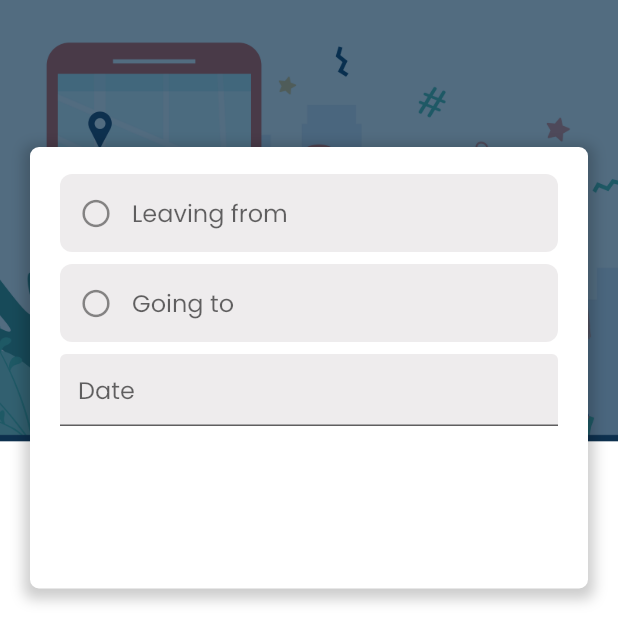
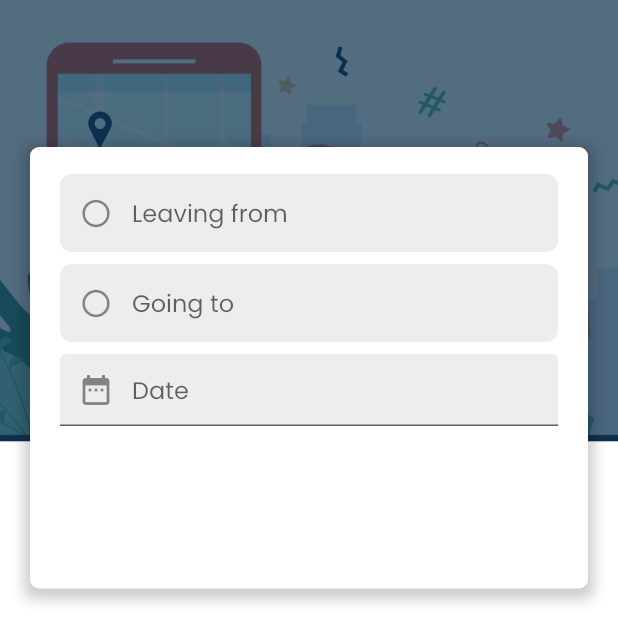
Before and after one commit to asheersaeed720/car_pooling_app, a Flutter app: the TabScreen screen opened by its route, on a phone screen of 412 x 824 dp, the top half of it. Run offline on Flutter 3.47's test engine with Material 2 defaults, Android fonts, the phone set to English and light mode, and no system bars; drawn by our look-alikes of datetime_picker_formfield; our stand-ins replace bubble, cached_network_image, connectivity_plus, flutter_rating_bar, fluttertoast, get and 3 more; missing offline and left inert: async_button_builder, google_maps_place_picker_mb; accounts and stored records are empty.

Commit message:
icon added to search screen

```diff
--- a/lib/src/search/views/search_screen.dart
+++ b/lib/src/search/views/search_screen.dart
@@ -132,7 +132,10 @@ class SearchScreen extends StatelessWidget {
               const SizedBox(height: 8.0),
               DateTimeField(
                 format: DateFormat.yMMMEd(),
-                decoration: const InputDecoration(hintText: 'Date'),
+                decoration: const InputDecoration(
+                  hintText: 'Date',
+                  prefixIcon: Icon(Icons.date_range),
+                ),
                 onShowPicker: (context, currentValue) async {
                   final time = await showTimePicker(
                     context: context,
```
